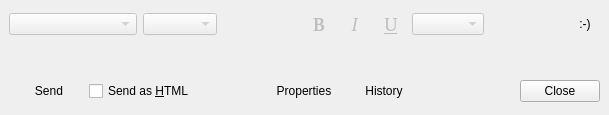
Above: modules/chat/rzxchat_mac.ui from Fruneau/qRezix before the change. Below: the same form after it.
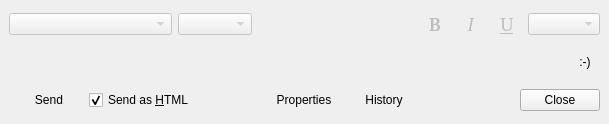
That is the form after the change. Custom widgets are drawn as their Qt base class.

The edit to the form file:
```diff
--- a/modules/chat/rzxchat_mac.ui
+++ b/modules/chat/rzxchat_mac.ui
@@ -9,7 +9,7 @@
     <x>0</x>
     <y>0</y>
     <width>609</width>
-    <height>110</height>
+    <height>124</height>
    </rect>
   </property>
   <property name="sizePolicy" >
@@ -30,6 +30,85 @@
    <property name="spacing" >
     <number>6</number>
    </property>
+   <item row="1" column="1" >
+    <widget class="QToolButton" name="btnSmiley" >
+     <property name="minimumSize" >
+      <size>
+       <width>30</width>
+       <height>30</height>
+      </size>
+     </property>
+     <property name="maximumSize" >
+      <size>
+       <width>30</width>
+       <height>30</height>
+      </size>
+     </property>
+     <property name="text" >
+      <string>:-)</string>
+     </property>
+     <property name="checkable" >
+      <bool>true</bool>
+     </property>
+     <property name="autoRaise" >
+      <bool>true</bool>
+     </property>
+    </widget>
+   </item>
+   <item row="1" column="0" >
+    <widget class="RzxTextEdit" name="edMsg" >
+     <property name="sizePolicy" >
+      <sizepolicy>
+       <hsizetype>7</hsizetype>
+       <vsizetype>7</vsizetype>
+       <horstretch>0</horstretch>
+       <verstretch>0</verstretch>
+      </sizepolicy>
+     </property>
+     <property name="minimumSize" >
+      <size>
+       <width>0</width>
+       <height>25</height>
+      </size>
+     </property>
+     <property name="maximumSize" >
+      <size>
+       <width>32767</width>
+       <height>32767</height>
+      </size>
+     </property>
+     <property name="baseSize" >
+      <size>
+       <width>0</width>
+       <height>50</height>
+      </size>
+     </property>
+     <property name="focusPolicy" >
+      <enum>Qt::StrongFocus</enum>
+     </property>
+     <property name="whatsThis" >
+      <string>&lt;h3>Input&lt;/h3>&lt;p>This is the place where you can type your messages.&lt;/p>&lt;p>&lt;b>Shortcuts :&lt;/b>&lt;br>&lt;b>Enter : &lt;/b>Send your message&lt;br>&lt;b>Ctrl+[UP|DOWN] : &lt;/b>Navigate through the messages you have already typed&lt;br>&lt;b>Ctrl+Enter : &lt;/b> Add a line-break&lt;/p></string>
+     </property>
+    </widget>
+   </item>
+   <item row="0" column="0" colspan="2" >
+    <widget class="QFrame" name="frame" >
+     <property name="frameShape" >
+      <enum>QFrame::Box</enum>
+     </property>
+     <property name="frameShadow" >
+      <enum>QFrame::Plain</enum>
+     </property>
+     <property name="lineWidth" >
+      <number>0</number>
+     </property>
+     <layout class="QGridLayout" >
+      <property name="margin" >
+       <number>0</number>
+      </property>
+      <property name="spacing" >
+       <number>0</number>
+      </property>
    <item row="0" column="0" >
     <layout class="QHBoxLayout" >
      <property name="margin" >
@@ -93,8 +172,8 @@
        </property>
        <property name="sizeHint" >
         <size>
-         <width>21</width>
-         <height>20</height>
+            <width>73</width>
+            <height>30</height>
         </size>
        </property>
       </spacer>
@@ -118,7 +197,7 @@
        </property>
        <property name="font" >
         <font>
-         <family></family>
+            <family>Terminal [Bitstream]</family>
          <pointsize>14</pointsize>
          <weight>75</weight>
          <italic>false</italic>
@@ -157,7 +236,7 @@
        </property>
        <property name="font" >
         <font>
-         <family></family>
+            <family>Terminal [Bitstream]</family>
          <pointsize>14</pointsize>
          <weight>50</weight>
          <italic>true</italic>
@@ -196,7 +275,7 @@
        </property>
        <property name="font" >
         <font>
-         <family></family>
+            <family>Terminal [Bitstream]</family>
          <pointsize>14</pointsize>
          <weight>50</weight>
          <italic>false</italic>
@@ -223,83 +302,12 @@
        </property>
       </widget>
      </item>
-     <item>
-      <spacer>
-       <property name="orientation" >
-        <enum>Qt::Horizontal</enum>
-       </property>
-       <property name="sizeHint" >
-        <size>
-         <width>20</width>
-         <height>20</height>
-        </size>
-       </property>
-      </spacer>
-     </item>
-     <item>
-      <widget class="QToolButton" name="btnSmiley" >
-       <property name="minimumSize" >
-        <size>
-         <width>30</width>
-         <height>30</height>
-        </size>
-       </property>
-       <property name="maximumSize" >
-        <size>
-         <width>30</width>
-         <height>30</height>
-        </size>
-       </property>
-       <property name="text" >
-        <string>:-)</string>
-       </property>
-       <property name="checkable" >
-        <bool>true</bool>
-       </property>
-       <property name="autoRaise" >
-        <bool>true</bool>
-       </property>
-      </widget>
-     </item>
-    </layout>
-   </item>
-   <item row="1" column="0" >
-    <widget class="RzxTextEdit" name="edMsg" >
-     <property name="sizePolicy" >
-      <sizepolicy>
-       <hsizetype>7</hsizetype>
-       <vsizetype>7</vsizetype>
-       <horstretch>0</horstretch>
-       <verstretch>0</verstretch>
-      </sizepolicy>
-     </property>
-     <property name="minimumSize" >
-      <size>
-       <width>0</width>
-       <height>25</height>
-      </size>
-     </property>
-     <property name="maximumSize" >
-      <size>
-       <width>32767</width>
-       <height>32767</height>
-      </size>
-     </property>
-     <property name="baseSize" >
-      <size>
-       <width>0</width>
-       <height>50</height>
-      </size>
-     </property>
-     <property name="focusPolicy" >
-      <enum>Qt::StrongFocus</enum>
-     </property>
-     <property name="whatsThis" >
-      <string>&lt;h3>Input&lt;/h3>&lt;p>This is the place where you can type your messages.&lt;/p>&lt;p>&lt;b>Shortcuts :&lt;/b>&lt;br>&lt;b>Enter : &lt;/b>Send your message&lt;br>&lt;b>Ctrl+[UP|DOWN] : &lt;/b>Navigate through the messages you have already typed&lt;br>&lt;b>Ctrl+Enter : &lt;/b> Add a line-break&lt;/p></string>
-     </property>
+       </layout>
+      </item>
+     </layout>
     </widget>
    </item>
-   <item row="2" column="0" >
+   <item row="2" column="0" colspan="2" >
     <layout class="QHBoxLayout" >
      <property name="margin" >
       <number>0</number>
@@ -342,6 +350,9 @@
        <property name="shortcut" >
         <string/>
        </property>
+       <property name="checked" >
+        <bool>true</bool>
+       </property>
       </widget>
      </item>
      <item>
```
Left out of the diff: 19 changed lines with no effect on the pictures. Lines whose indentation alone changed are shown as unchanged.
